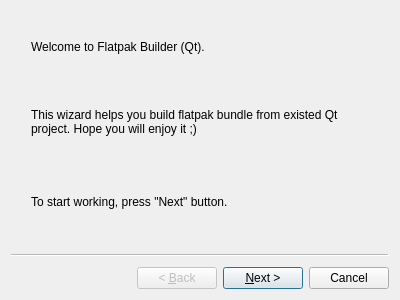
Old version of the form buildwizard.ui in the repository zwpwjwtz/FlatpakBuilder-qt.
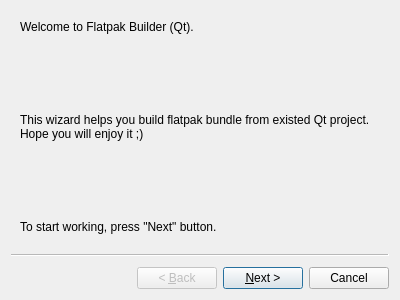
New version of the form. The open tabs and pages were chosen to show the change.

Commit message: Reorganizing widgets using QLayout.

```diff
--- a/buildwizard.ui
+++ b/buildwizard.ui
@@ -17,15 +17,9 @@
    <enum>QWizard::ClassicStyle</enum>
   </property>
   <widget class="QWizardPage" name="wpageWelcom">
+   <layout class="QVBoxLayout" name="verticalLayout_8">
+    <item>
    <widget class="QLabel" name="label_2">
-    <property name="geometry">
-     <rect>
-      <x>20</x>
-      <y>10</y>
-      <width>331</width>
-      <height>51</height>
-     </rect>
-    </property>
     <property name="text">
      <string>Welcome to Flatpak Builder (Qt).</string>
     </property>
@@ -33,15 +27,22 @@
      <bool>true</bool>
     </property>
    </widget>
+    </item>
+    <item>
+     <spacer name="verticalSpacer">
+      <property name="orientation">
+       <enum>Qt::Vertical</enum>
+      </property>
+      <property name="sizeHint" stdset="0">
+       <size>
+        <width>20</width>
+        <height>40</height>
+       </size>
+      </property>
+     </spacer>
+    </item>
+    <item>
    <widget class="QLabel" name="label_3">
-    <property name="geometry">
-     <rect>
-      <x>20</x>
-      <y>60</y>
-      <width>331</width>
-      <height>101</height>
-     </rect>
-    </property>
     <property name="text">
      <string>This wizard helps you build flatpak bundle from existed Qt project. Hope you will enjoy it ;)</string>
     </property>
@@ -49,15 +50,22 @@
      <bool>true</bool>
     </property>
    </widget>
+    </item>
+    <item>
+     <spacer name="verticalSpacer_2">
+      <property name="orientation">
+       <enum>Qt::Vertical</enum>
+      </property>
+      <property name="sizeHint" stdset="0">
+       <size>
+        <width>20</width>
+        <height>40</height>
+       </size>
+      </property>
+     </spacer>
+    </item>
+    <item>
    <widget class="QLabel" name="label_4">
-    <property name="geometry">
-     <rect>
-      <x>20</x>
-      <y>160</y>
-      <width>341</width>
-      <height>61</height>
-     </rect>
-    </property>
     <property name="text">
      <string>To start working, press &quot;Next&quot; button.</string>
     </property>
@@ -65,6 +73,8 @@
      <bool>true</bool>
     </property>
    </widget>
+    </item>
+   </layout>
   </widget>
   <widget class="QWizardPage" name="wpageOpenProject">
    <widget class="QLineEdit" name="textProPath">
```
Left out of the diff: 651 changed lines with no effect on the pictures. Lines whose indentation alone changed are shown as unchanged. The commit also changes 1 other file.
